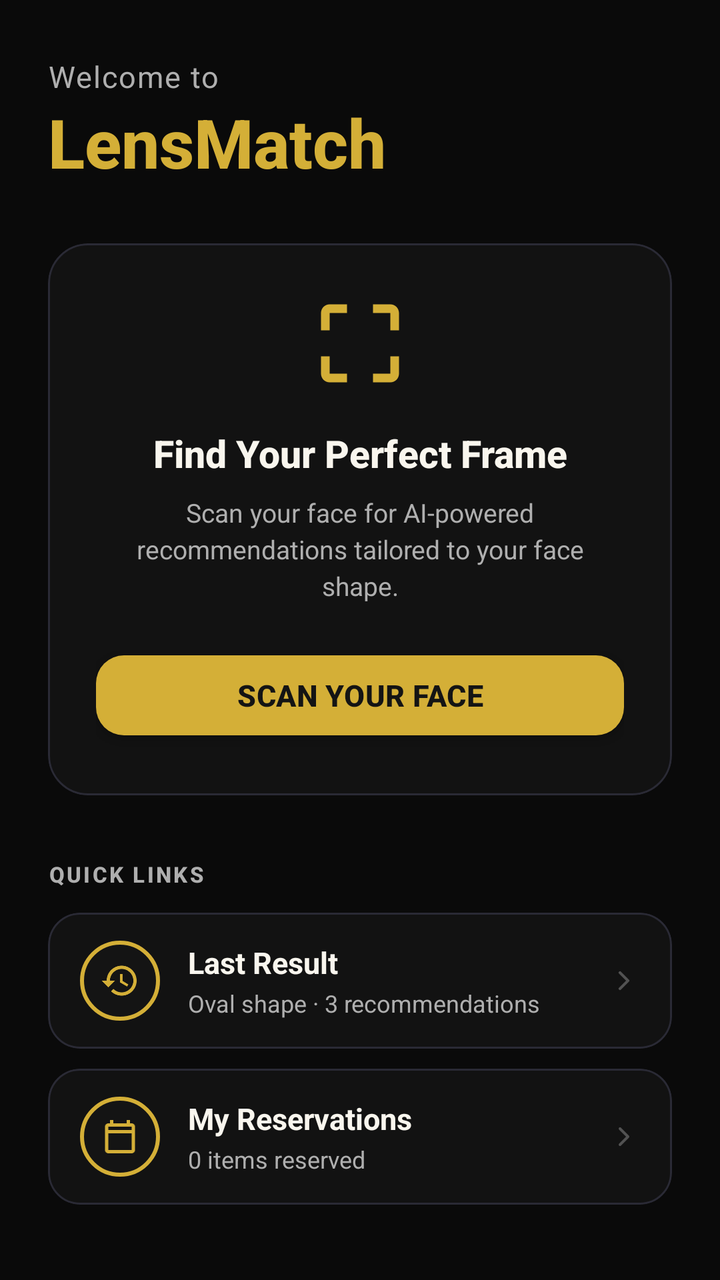
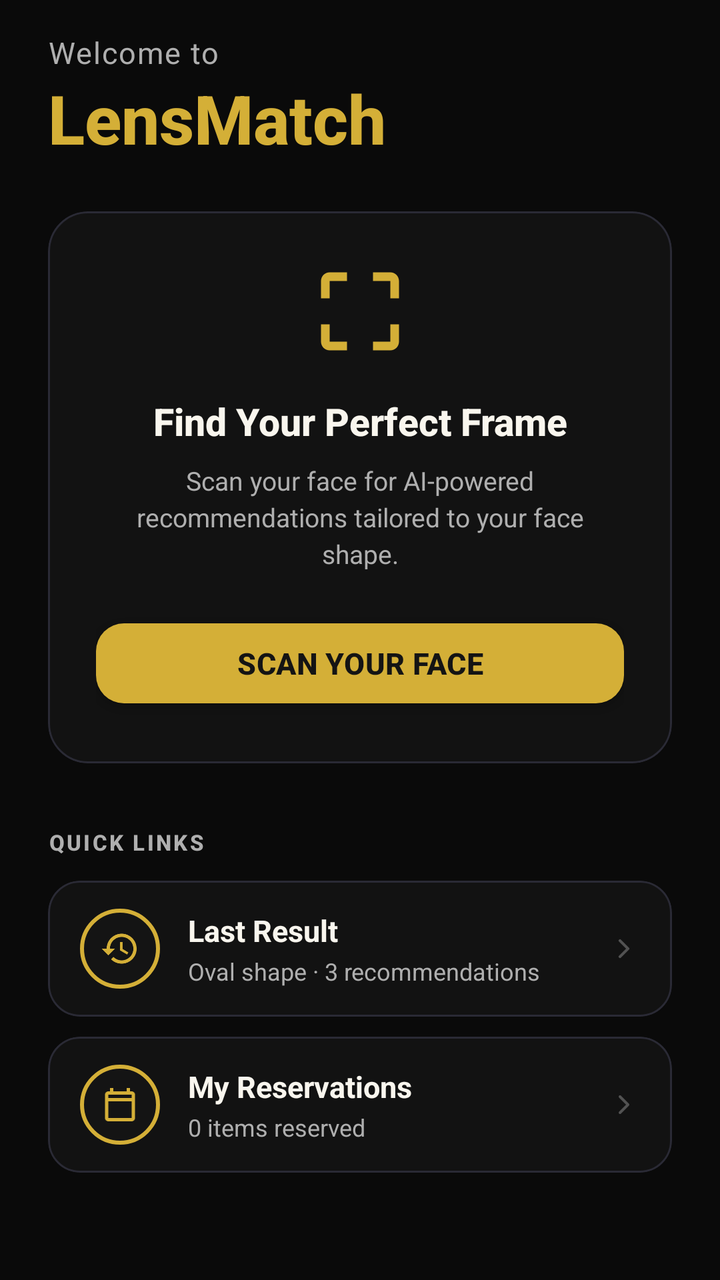

The first picture is an Android layout as it rendered before a commit; the second is the same layout after the commit. The layout source and the unified diff follow.
<!-- AndroidManifest.xml: application theme Theme.LensMatch -->
<!-- res/layout/fragment_home.xml -->
<?xml version="1.0" encoding="utf-8"?>
<ScrollView xmlns:android="http://schemas.android.com/apk/res/android"
    xmlns:app="http://schemas.android.com/apk/res-auto"
    android:layout_width="match_parent"
    android:layout_height="match_parent"
    android:background="@color/bgPrimary"
    android:fillViewport="true"
    android:scrollbars="none">

    <LinearLayout
        android:layout_width="match_parent"
        android:layout_height="wrap_content"
        android:orientation="vertical"
        android:paddingHorizontal="24dp"
        android:paddingTop="28dp"
        android:paddingBottom="32dp">

        
        <TextView
            android:layout_width="wrap_content"
            android:layout_height="wrap_content"
            android:text="Welcome to"
            android:textColor="@color/textSecondary"
            android:textSize="15sp"
            android:letterSpacing="0.04"
            android:fontFamily="sans-serif" />

        <TextView
            android:layout_width="wrap_content"
            android:layout_height="wrap_content"
            android:text="LensMatch"
            android:textColor="@color/accentGold"
            android:textSize="34sp"
            android:textStyle="bold"
            android:fontFamily="sans-serif-medium"
            android:layout_marginBottom="28dp" />

        
        <com.google.android.material.card.MaterialCardView
            android:layout_width="match_parent"
            android:layout_height="wrap_content"
            app:cardBackgroundColor="#121212"
            app:cardCornerRadius="20dp"
            app:strokeColor="@color/borderCard"
            app:strokeWidth="1dp"
            app:cardElevation="0dp">

            <LinearLayout
                android:layout_width="match_parent"
                android:layout_height="wrap_content"
                android:orientation="vertical"
                android:padding="24dp"
                android:gravity="center_horizontal">

                <ImageView
                    android:layout_width="52dp"
                    android:layout_height="52dp"
                    android:src="@drawable/ic_scan"
                    app:tint="@color/accentGold"
                    android:layout_marginBottom="16dp" />

                <TextView
                    android:layout_width="wrap_content"
                    android:layout_height="wrap_content"
                    android:text="Find Your Perfect Frame"
                    android:textColor="@color/textPrimary"
                    android:textSize="19sp"
                    android:textStyle="bold"
                    android:fontFamily="sans-serif-medium"
                    android:gravity="center" />

                <TextView
                    android:layout_width="wrap_content"
                    android:layout_height="wrap_content"
                    android:layout_marginTop="8dp"
                    android:text="Scan your face for AI-powered recommendations tailored to your face shape."
                    android:textColor="@color/textSecondary"
                    android:textSize="13sp"
                    android:gravity="center"
                    android:lineSpacingExtra="3dp" />

                <com.google.android.material.button.MaterialButton
                    android:id="@+id/btn_scan_face"
                    android:layout_width="match_parent"
                    android:layout_height="52dp"
                    android:layout_marginTop="20dp"
                    android:text="Scan Your Face"
                    android:textColor="@color/bgCard"
                    android:textSize="15sp"
                    android:textStyle="bold"
                    android:letterSpacing="0.01"
                    app:backgroundTint="@color/accentGold"
                    app:cornerRadius="14dp" />
            </LinearLayout>
        </com.google.android.material.card.MaterialCardView>

        
        <TextView
            android:layout_width="wrap_content"
            android:layout_height="wrap_content"
            android:layout_marginTop="32dp"
            android:layout_marginBottom="12dp"
            android:text="QUICK LINKS"
            android:textColor="@color/textSecondary"
            android:textSize="11sp"
            android:textStyle="bold"
            android:letterSpacing="0.10"
            android:fontFamily="sans-serif-medium" />

        
        <com.google.android.material.card.MaterialCardView
            android:id="@+id/card_last_result"
            android:layout_width="match_parent"
            android:layout_height="wrap_content"
            app:cardBackgroundColor="#121212"
            app:cardCornerRadius="16dp"
            app:strokeColor="@color/borderCard"
            app:strokeWidth="1dp"
            app:cardElevation="0dp">

            <LinearLayout
                android:layout_width="match_parent"
                android:layout_height="wrap_content"
                android:orientation="horizontal"
                android:paddingHorizontal="16dp"
                android:paddingVertical="14dp"
                android:gravity="center_vertical">

                <FrameLayout
                    android:layout_width="40dp"
                    android:layout_height="40dp"
                    android:background="@drawable/bg_avatar_circle">
                    <ImageView
                        android:layout_width="20dp"
                        android:layout_height="20dp"
                        android:layout_gravity="center"
                        android:src="@drawable/ic_history"
                        app:tint="@color/accentGold" />
                </FrameLayout>

                <LinearLayout
                    android:layout_width="0dp"
                    android:layout_height="wrap_content"
                    android:layout_weight="1"
                    android:layout_marginStart="14dp"
                    android:orientation="vertical">

                    <TextView
                        android:layout_width="wrap_content"
                        android:layout_height="wrap_content"
                        android:text="Last Result"
                        android:textColor="@color/textPrimary"
                        android:textSize="15sp"
                        android:textStyle="bold" />

                    <TextView
                        android:id="@+id/tv_last_result_subtitle"
                        android:layout_width="wrap_content"
                        android:layout_height="wrap_content"
                        android:layout_marginTop="2dp"
                        android:text="Oval shape · 3 recommendations"
                        android:textColor="@color/textSecondary"
                        android:textSize="12sp" />
                </LinearLayout>

                <ImageView
                    android:layout_width="16dp"
                    android:layout_height="16dp"
                    android:src="@drawable/ic_chevron_right"
                    app:tint="#44FFFFFF" />
            </LinearLayout>
        </com.google.android.material.card.MaterialCardView>

        
        <com.google.android.material.card.MaterialCardView
            android:id="@+id/card_my_reservations"
            android:layout_width="match_parent"
            android:layout_height="wrap_content"
            android:layout_marginTop="10dp"
            app:cardBackgroundColor="#121212"
            app:cardCornerRadius="16dp"
            app:strokeColor="@color/borderCard"
            app:strokeWidth="1dp"
            app:cardElevation="0dp">

            <LinearLayout
                android:layout_width="match_parent"
                android:layout_height="wrap_content"
                android:orientation="horizontal"
                android:paddingHorizontal="16dp"
                android:paddingVertical="14dp"
                android:gravity="center_vertical">

                <FrameLayout
                    android:layout_width="40dp"
                    android:layout_height="40dp"
                    android:background="@drawable/bg_avatar_circle">
                    <ImageView
                        android:layout_width="20dp"
                        android:layout_height="20dp"
                        android:layout_gravity="center"
                        android:src="@drawable/ic_calendar"
                        app:tint="@color/accentGold" />
                </FrameLayout>

                <LinearLayout
                    android:layout_width="0dp"
                    android:layout_height="wrap_content"
                    android:layout_weight="1"
                    android:layout_marginStart="14dp"
                    android:orientation="vertical">

                    <TextView
                        android:layout_width="wrap_content"
                        android:layout_height="wrap_content"
                        android:text="My Reservations"
                        android:textColor="@color/textPrimary"
                        android:textSize="15sp"
                        android:textStyle="bold" />

                    <TextView
                        android:id="@+id/tv_reservations_count"
                        android:layout_width="wrap_content"
                        android:layout_height="wrap_content"
                        android:layout_marginTop="2dp"
                        android:text="0 items reserved"
                        android:textColor="@color/textSecondary"
                        android:textSize="12sp" />
                </LinearLayout>

                <ImageView
                    android:layout_width="16dp"
                    android:layout_height="16dp"
                    android:src="@drawable/ic_chevron_right"
                    app:tint="#44FFFFFF" />
            </LinearLayout>
        </com.google.android.material.card.MaterialCardView>

    </LinearLayout>
</ScrollView>
<!-- resources referenced by this layout -->
<resources>
  <color name="accentGold">#D4AF37</color>
  <color name="bgCard">#141414</color>
  <color name="bgPrimary">#0A0A0A</color>
  <color name="borderCard">#2A2A35</color>
  <color name="textPrimary">#F9F6EE</color>
  <color name="textSecondary">#AFAFAF</color>
  <!-- drawable bg_avatar_circle (drawable) -->
  <?xml version="1.0" encoding="utf-8"?>
  <shape xmlns:android="http://schemas.android.com/apk/res/android"
      android:shape="oval">
      <solid android:color="@color/bgCard" />
      <stroke
          android:width="2dp"
          android:color="@color/accentGold" />
  </shape>
  <!-- drawable ic_calendar (drawable) -->
  <vector xmlns:android="http://schemas.android.com/apk/res/android"
      android:width="24dp"
      android:height="24dp"
      android:viewportWidth="24"
      android:viewportHeight="24">
    <path
        android:fillColor="#FFFFFFFF"
        android:pathData="M19,4h-1V2h-2v2H8V2H6v2H5c-1.11,0 -1.99,0.9 -1.99,2L3,20c0,1.1 0.89,2 2,2h14c1.1,0 2,-0.9 2,-2V6c0,-1.1 -0.9,-2 -2,-2zm0,16H5V10h14v10zm0,-12H5V6h14v2z"/>
  </vector>
  <!-- drawable ic_chevron_right (drawable) -->
  <?xml version="1.0" encoding="utf-8"?>
  <vector xmlns:android="http://schemas.android.com/apk/res/android"
      android:width="24dp"
      android:height="24dp"
      android:viewportWidth="24"
      android:viewportHeight="24">
      <path
          android:strokeColor="#FFFFFF"
          android:strokeWidth="2"
          android:strokeLineCap="round"
          android:strokeLineJoin="round"
          android:pathData="M9,18L15,12L9,6"/>
  </vector>
  <!-- drawable ic_history (drawable) -->
  <vector xmlns:android="http://schemas.android.com/apk/res/android"
      android:width="24dp"
      android:height="24dp"
      android:viewportWidth="24"
      android:viewportHeight="24">
    <path
        android:fillColor="#FFFFFFFF"
        android:pathData="M13,3c-4.97,0 -9,4.03 -9,9H1l3.89,3.89 0.07,0.14L9,12H6c0,-3.87 3.13,-7 7,-7s7,3.13 7,7 -3.13,7 -7,7c-1.93,0 -3.68,-0.79 -4.94,-2.06l-1.42,1.42C8.27,19.99 10.51,21 13,21c4.97,0 9,-4.03 9,-9s-4.03,-9 -9,-9zm-1,5v5l4.25,2.52 0.77,-1.28 -3.52,-2.09V8z"/>
  </vector>
  <!-- drawable ic_scan (drawable) -->
  <vector xmlns:android="http://schemas.android.com/apk/res/android"
      android:width="24dp"
      android:height="24dp"
      android:viewportWidth="24"
      android:viewportHeight="24">
    <path
        android:fillColor="#FFFFFFFF"
        android:pathData="M3,5v4h2V5h4V3H5c-1.1,0 -2,0.9 -2,2zm2,10H3v4c0,1.1 0.9,2 2,2h4v-2H5v-4zm14,4h-4v2h4c1.1,0 2,-0.9 2,-2v-4h-2v4zm0,-14h-4V3h4c1.1,0 2,0.9 2,2v4h-2V5z"/>
  </vector>
  <style name="Theme.LensMatch" parent="Theme.MaterialComponents.DayNight.NoActionBar">
      <item name="colorPrimary">@color/accentGold</item>
      <item name="colorPrimaryVariant">@color/accentGold</item>
      <item name="colorOnPrimary">@color/bgCard</item>
      <item name="colorSecondary">@color/accentGold</item>
      <item name="colorSecondaryVariant">@color/accentGold</item>
      <item name="colorOnSecondary">@color/bgCard</item>
      <item name="android:statusBarColor">@color/bgPrimary</item>
      <item name="android:windowBackground">@color/bgPrimary</item>
      <item name="android:textColorPrimary">@color/textPrimary</item>
      <item name="android:textColorSecondary">@color/textSecondary</item>
      <item name="bottomNavigationStyle">@style/Widget.LensMatch.BottomNavigationView</item>
    </style>
  <style name="Widget.LensMatch.BottomNavigationView" parent="Widget.MaterialComponents.BottomNavigationView">
      <item name="backgroundTint">@color/bgCard</item>
      <item name="itemIconTint">@color/bottom_nav_color</item>
      <item name="itemTextColor">@color/bottom_nav_color</item>
      <item name="elevation">8dp</item>
    </style>
</resources>

<!-- the commit's change to res/layout/fragment_home.xml (unified diff, before → after) -->
@@ -12,12 +12,12 @@
         android:layout_height="wrap_content"
         android:orientation="vertical"
         android:paddingHorizontal="24dp"
-        android:paddingTop="28dp"
+        android:paddingTop="16dp"
         android:paddingBottom="32dp">
 
         
         <TextView
-            android:layout_width="wrap_content"
+            android:layout_width="match_parent"
             android:layout_height="wrap_content"
             android:text="Welcome to"
             android:textColor="@color/textSecondary"
@@ -26,14 +26,14 @@
             android:fontFamily="sans-serif" />
 
         <TextView
-            android:layout_width="wrap_content"
+            android:layout_width="match_parent"
             android:layout_height="wrap_content"
             android:text="LensMatch"
             android:textColor="@color/accentGold"
             android:textSize="34sp"
             android:textStyle="bold"
             android:fontFamily="sans-serif-medium"
-            android:layout_marginBottom="28dp" />
+            android:layout_marginBottom="24dp" />
 
         
         <com.google.android.material.card.MaterialCardView
@@ -96,7 +96,7 @@
 
         
         <TextView
-            android:layout_width="wrap_content"
+            android:layout_width="match_parent"
             android:layout_height="wrap_content"
             android:layout_marginTop="32dp"
             android:layout_marginBottom="12dp"
